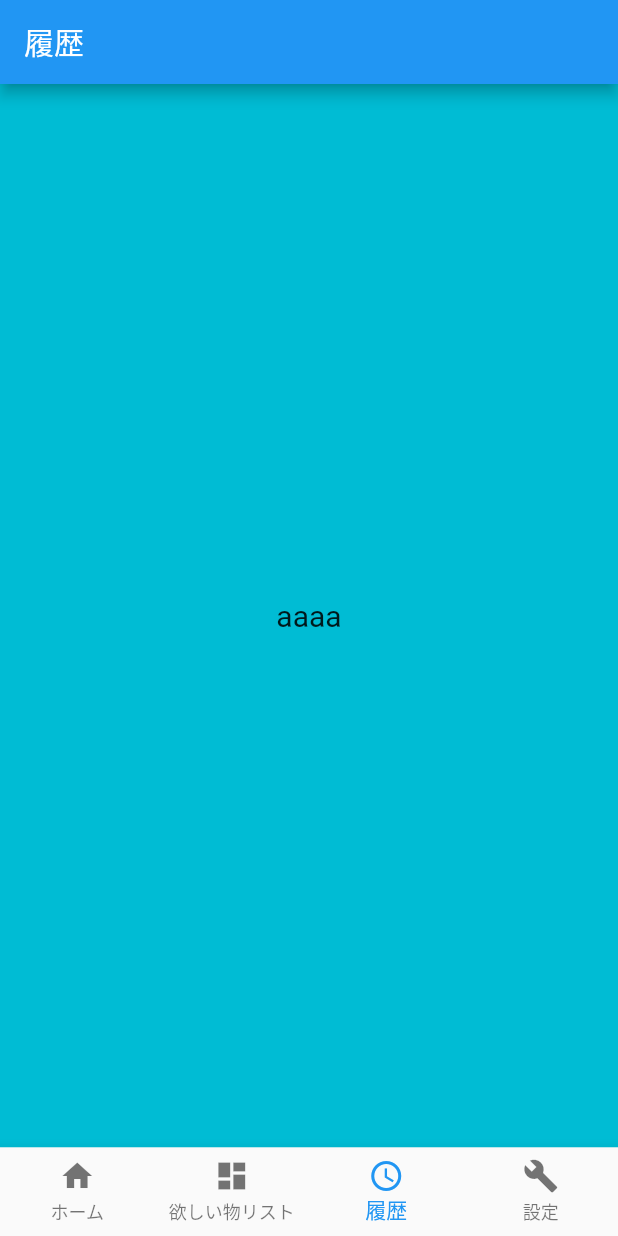
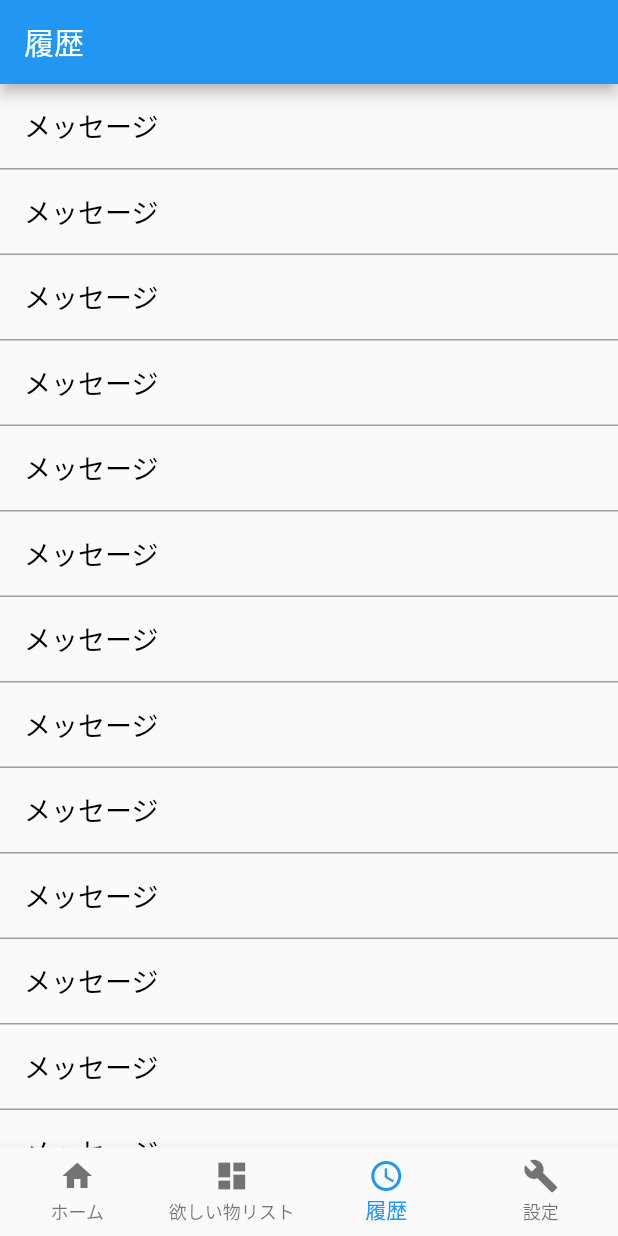
Before and after one commit to TeamSaifu/Saifu_Flutter, a Flutter app: the screen it shows after launch, item 3 of the bottom bar chosen, on a phone screen of 412 x 824 dp. Run offline on Flutter 3.47's test engine with Material 2 defaults, Android fonts, the phone set to English and light mode, and no system bars.

Commit message:
ListViewを作成しました。

```diff
--- a/lib/log.dart
+++ b/lib/log.dart
@@ -11,24 +11,76 @@ class log extends StatelessWidget {
 
   @override
   Widget build(BuildContext context) {
-    final titleTextStyle = Theme.of(context).textTheme.headline6;
+    var list = [
+      "メッセージ",
+      "メッセージ",
+      "メッセージ",
+      "メッセージ",
+      "メッセージ",
+    ];
+    return MaterialApp(
+        debugShowCheckedModeBanner: false,
+        home: Scaffold(body: ListView.builder(
+          itemBuilder: (BuildContext context, int index) {
+            if (index >= list.length) {
+              list.addAll([
+                "メッセージ",
+                "メッセージ",
+                "メッセージ",
+                "メッセージ",
+              ]);
+            }
+            return _messageItem(list[index]);
+          },
+        )));
+  }
+
+  Widget _messageItem(String title) {
     return Container(
-      child: Center(
-        child: Container(
-          decoration: BoxDecoration(
-            color: pannelColor,
-          ),
-          child: Center(
-            child: Text(
-              "aaaa",
-              style: TextStyle(
-                fontSize: titleTextStyle.fontSize,
-                color: titleTextStyle.color,
-              ),
-            ),
-          ),
+      decoration: new BoxDecoration(
+          border:
+              new Border(bottom: BorderSide(width: 1.0, color: Colors.grey))),
+      child: ListTile(
+        title: Text(
+          title,
+          style: TextStyle(color: Colors.black, fontSize: 18.0),
         ),
+        onTap: () {
+          print("onTap called.");
+        }, // タップ
+        onLongPress: () {
+          print("onLongTap called.");
+        }, // 長押し
       ),
     );
   }
+// @override
+// Widget build(BuildContext context) {
+//   var list = [
+//     "要素1",
+//     "要素2",
+//     "要素3",
+//     "要素4",
+//     "要素5",
+//   ];
+//   final titleTextStyle = Theme.of(context).textTheme.headline6;
+//   return Container(
+//     child: Center(
+//       child: Container(
+//         decoration: BoxDecoration(
+//           color: Colors.white,
+//         ),
+//         child: Center(
+//           child: Text(
+//             "リスト表示",
+//             style: TextStyle(
+//               fontSize: titleTextStyle.fontSize,
+//               color: titleTextStyle.color,
+//             ),
+//           ),
+//         ),
+//       ),
+//     ),
+//   );
+// }
 }
--- a/lib/main.dart
+++ b/lib/main.dart
@@ -12,6 +12,7 @@ class MyApp extends StatelessWidget {
   @override
   Widget build(BuildContext context) {
     return MaterialApp(
+      debugShowCheckedModeBanner: false,
       title: 'Flutter Demo',
       theme: ThemeData(
         primarySwatch: Colors.blue,
```
